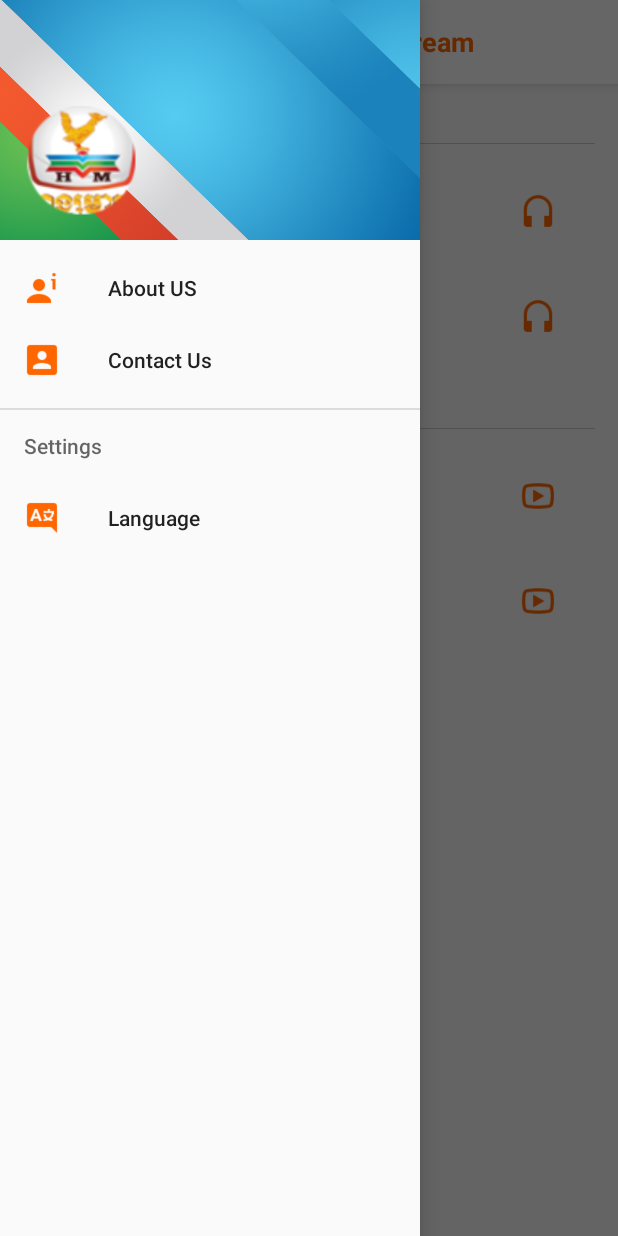
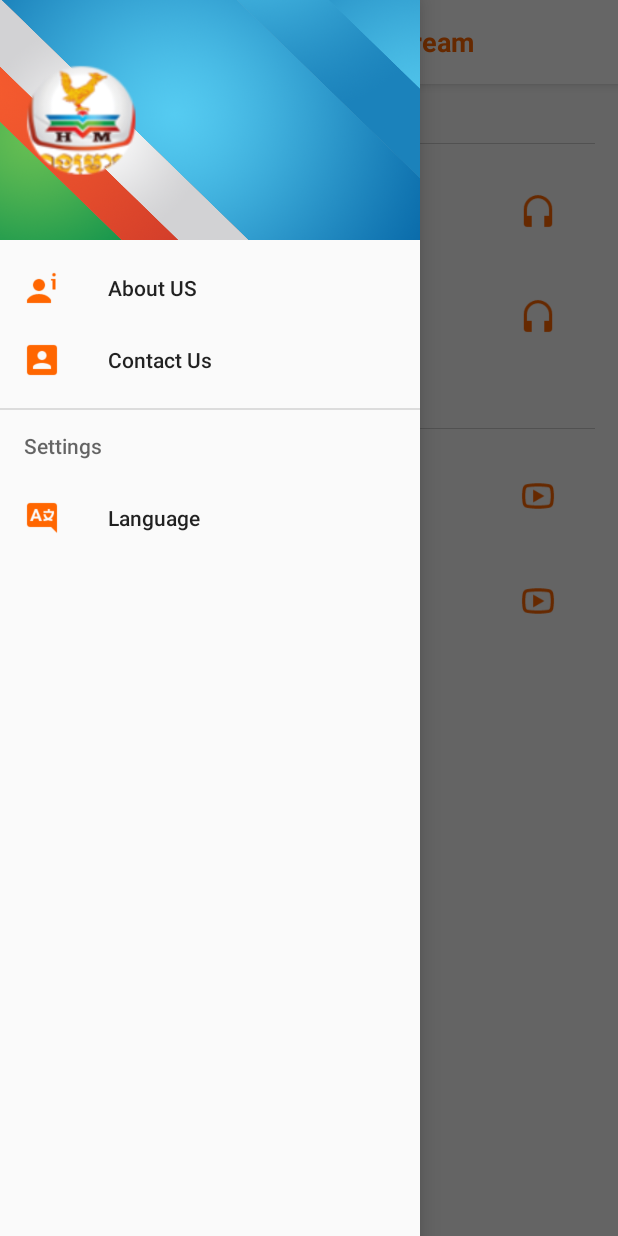
Before and after one commit to Soklundy/radiostream, an Android app: the screen it shows after launch (MainActivity), with the side drawer open, on a phone screen of 412 x 824 dp. Run offline under Robolectric (Android 15) with nearby library versions, the phone set to English and light mode, and no system bars; our stand-ins replace ButterKnife, RxJava; libraries missing offline, so code that uses them is left out: com.github.pwittchen.reactivenetwork; 1 statement that could not run was skipped.

Commit message:
fix5/25/2017

```diff
--- a/app/src/main/res/layout/activity_about_us.xml
+++ b/app/src/main/res/layout/activity_about_us.xml
@@ -7,8 +7,7 @@
     android:orientation="vertical"
     android:gravity="center"
     android:paddingTop="40dp"
-    android:background="@color/colorAccent"
-    tools:context="com.hm.rhm.radiostream.com.hm.rhm.radiostream.activity.ContactUS">
+    android:background="@color/colorAccent">
 
     <ImageView
         android:src="@drawable/hm_logo"
@@ -48,6 +47,7 @@
 
                 <TextView
                     android:textSize="16dp"
+                    android:gravity="left"
                     android:textColor="@color/colorPrimary"
                     android:text="@string/para_about_us"
                     android:layout_width="match_parent"
--- a/app/src/main/res/layout/content_main.xml
+++ b/app/src/main/res/layout/content_main.xml
@@ -201,7 +201,8 @@
                     <ImageView
                         android:src="@drawable/hm"
                         android:layout_width="60dp"
-                        android:layout_height="60dp" />
+                        android:layout_height="60dp"
+                        android:id="@+id/imageView4" />
 
                 </LinearLayout>
 
@@ -325,6 +326,7 @@
                     android:layout_height="match_parent">
 
                     <TextView
+                        android:layout_centerHorizontal="true"
                         android:layout_alignParentTop="true"
                         android:layout_width="wrap_content"
                         android:layout_height="wrap_content"
@@ -333,6 +335,7 @@
                         android:text="@string/status_bar_bottom" />
 
                     <TextView
+                        android:layout_centerHorizontal="true"
                         android:layout_alignParentBottom="true"
                         android:layout_width="wrap_content"
                         android:layout_height="wrap_content"
--- a/app/src/main/res/layout/nav_header_main.xml
+++ b/app/src/main/res/layout/nav_header_main.xml
@@ -4,12 +4,10 @@
     android:layout_width="match_parent"
     android:layout_height="@dimen/nav_header_height"
     android:background="@drawable/bg_user"
-    android:gravity="bottom"
+    android:gravity="center_vertical"
     android:orientation="vertical"
-    android:paddingBottom="@dimen/activity_vertical_margin"
     android:paddingLeft="@dimen/activity_horizontal_margin"
     android:paddingRight="@dimen/activity_horizontal_margin"
-    android:paddingTop="@dimen/activity_vertical_margin"
     android:theme="@style/ThemeOverlay.AppCompat.Dark">
 
     <ImageView
```
Also changed, not shown: app/src/main/res/drawable/hm.PNG, 1 other file.
